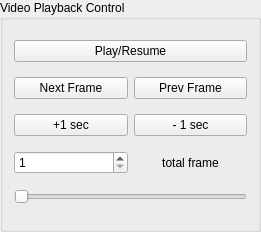
njzhangyifei/keyframe, file sfmkeyframe/view/ui/VideoPlaybackControlWidget.ui: the form before one commit.
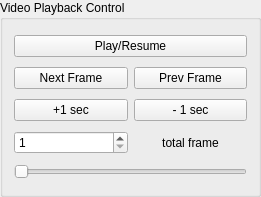
The form after the commit. Icons and pictures are not drawn.

Patch:
```diff
--- a/sfmkeyframe/view/ui/VideoPlaybackControlWidget.ui
+++ b/sfmkeyframe/view/ui/VideoPlaybackControlWidget.ui
@@ -7,7 +7,7 @@
     <x>0</x>
     <y>0</y>
     <width>261</width>
-    <height>232</height>
+    <height>197</height>
    </rect>
   </property>
   <property name="sizePolicy">
```
Left out of the diff: 10 changed lines with no effect on the pictures.
